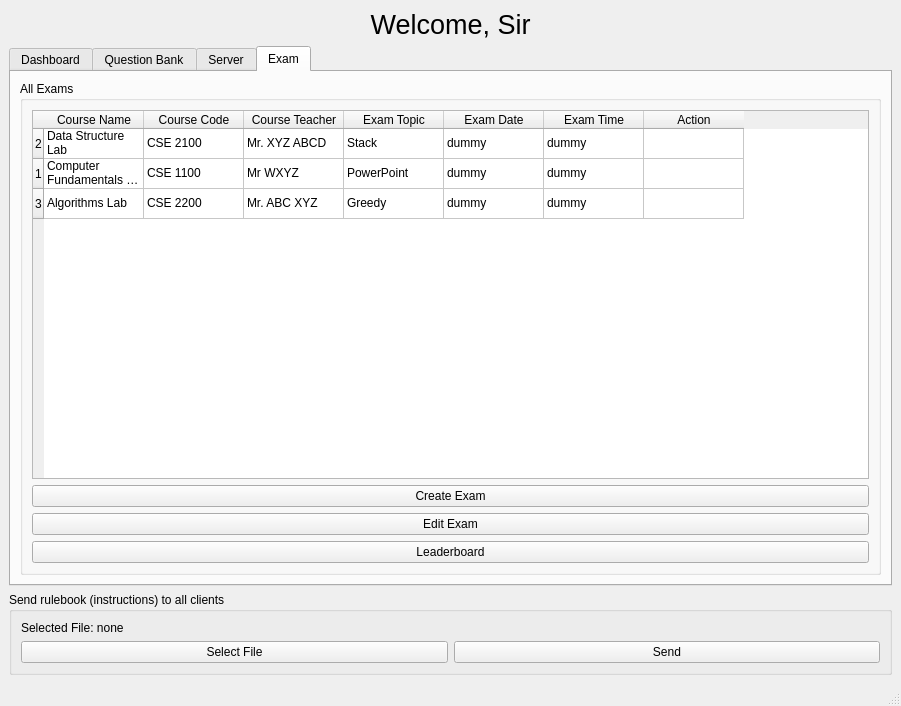
First picture: the form in src/SmartXm-CSEKU/teachermodule.ui, repository KaziRifatMorshed/SmartXm, before the edit.
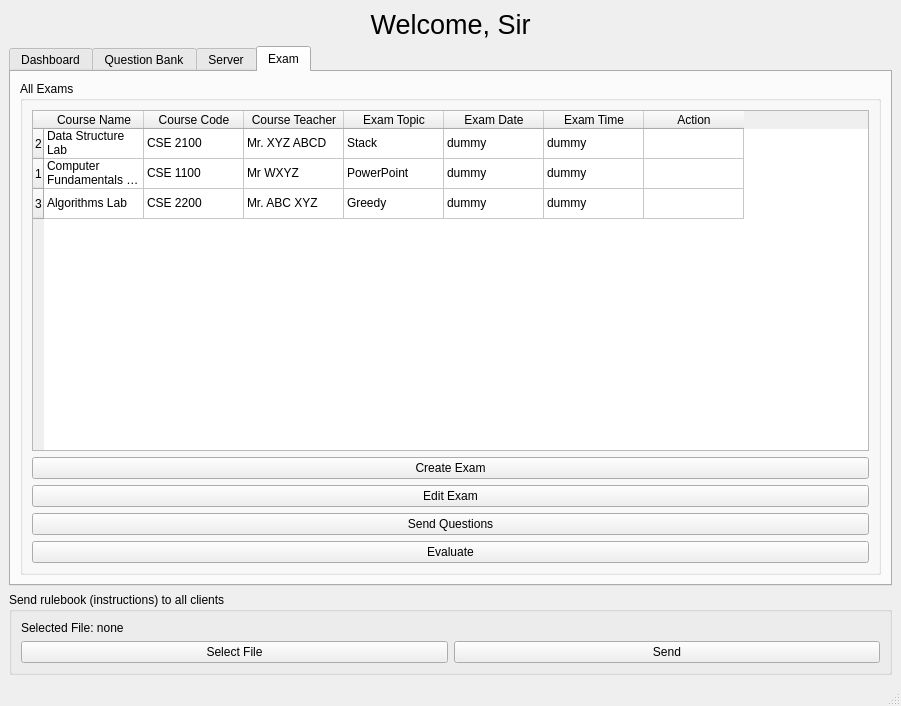
Second picture: the form after the edit.

Commit message: eval window created

Patch:
```diff
--- a/src/SmartXm-CSEKU/teachermodule.ui
+++ b/src/SmartXm-CSEKU/teachermodule.ui
@@ -393,7 +393,14 @@
            <item>
             <widget class="QPushButton" name="testExam_pushButton_3">
              <property name="text">
-              <string>Leaderboard</string>
+              <string>Send Questions</string>
+             </property>
+            </widget>
+           </item>
+           <item>
+            <widget class="QPushButton" name="pushButton">
+             <property name="text">
+              <string>Evaluate</string>
              </property>
             </widget>
            </item>
```
Left out of the diff: 2 changed lines with no effect on the pictures. The commit also changes 6 other files.
